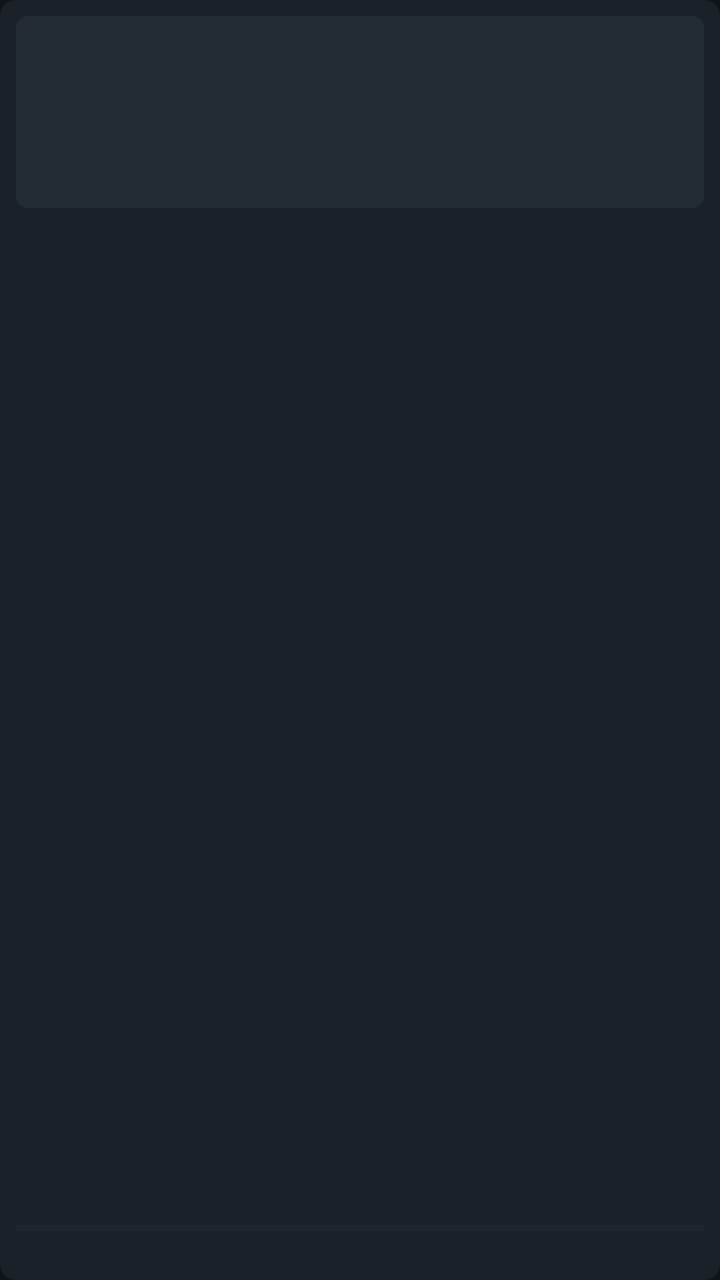
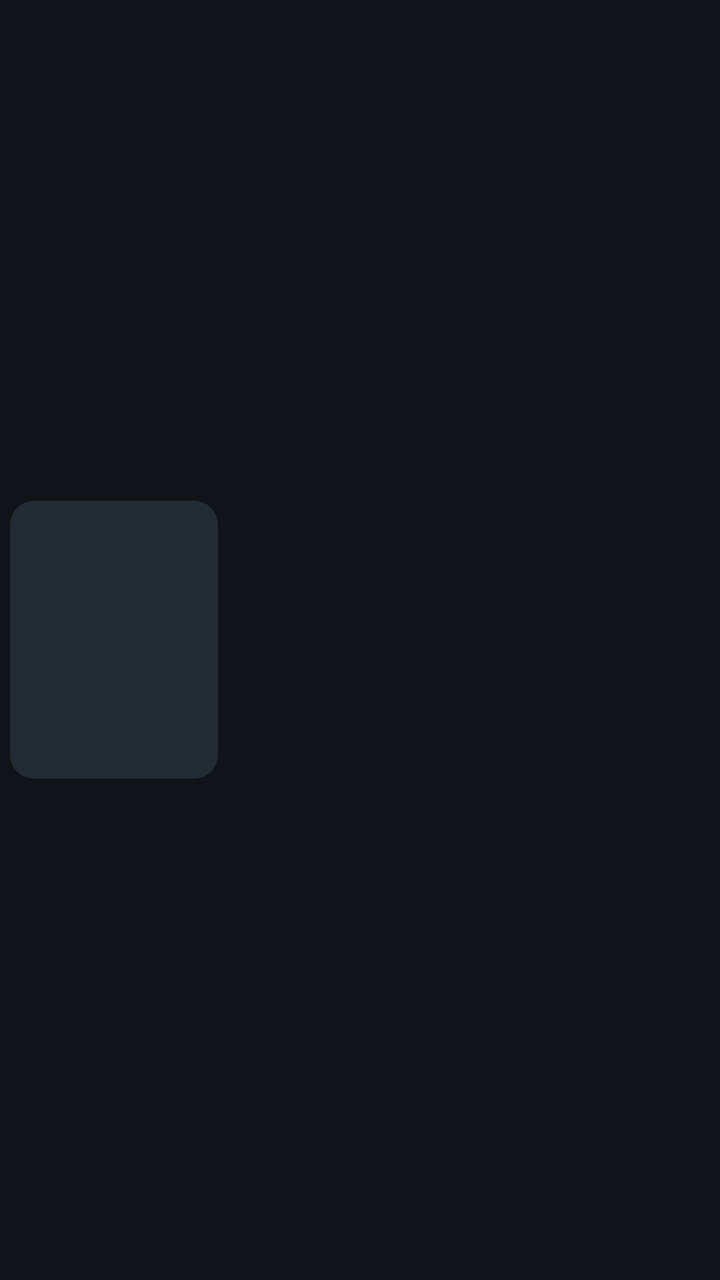

An Android layout rendered at two revisions. The XML below is the earlier revision; the diff shows what the commit changed to produce the second picture.
<!-- AndroidManifest.xml: application theme Theme.PocketReader -->
<!-- res/layout/item_book.xml -->
<?xml version="1.0" encoding="utf-8"?>
<LinearLayout xmlns:android="http://schemas.android.com/apk/res/android"
    android:layout_width="match_parent"
    android:layout_height="176dp"
    android:layout_margin="5dp"
    android:background="@drawable/bg_card_sel"
    android:clickable="true"
    android:focusable="true"
    android:focusableInTouchMode="false"
    android:orientation="vertical"
    android:padding="8dp">

    <FrameLayout
        android:id="@+id/coverBox"
        android:layout_width="match_parent"
        android:layout_height="96dp"
        android:background="@drawable/bg_cover"
        android:clipToOutline="true"
        android:outlineProvider="background">

        <ImageView
            android:id="@+id/ivCover"
            android:layout_width="match_parent"
            android:layout_height="match_parent"
            android:contentDescription="@null"
            android:scaleType="fitCenter" />

        <TextView
            android:id="@+id/tvCoverPlaceholder"
            android:layout_width="match_parent"
            android:layout_height="match_parent"
            android:gravity="center"
            android:maxLines="1"
            android:textColor="#5FFFFFFF"
            android:textSize="34sp"
            android:visibility="gone" />
    </FrameLayout>

    <TextView
        android:id="@+id/tvTitle"
        android:layout_width="match_parent"
        android:layout_height="0dp"
        android:layout_marginTop="6dp"
        android:layout_weight="1"
        android:ellipsize="end"
        android:lineSpacingExtra="1dp"
        android:maxLines="2"
        android:textColor="#E6E1D6"
        android:textSize="12sp" />

    <ProgressBar
        android:id="@+id/pbProgress"
        style="?android:attr/progressBarStyleHorizontal"
        android:layout_width="match_parent"
        android:layout_height="3dp"
        android:layout_marginTop="4dp"
        android:max="1000"
        android:progressBackgroundTint="#2A3038"
        android:progressTint="#D9A441" />

    <TextView
        android:id="@+id/tvMeta"
        android:layout_width="match_parent"
        android:layout_height="wrap_content"
        android:layout_marginTop="3dp"
        android:ellipsize="end"
        android:maxLines="1"
        android:textColor="#7B8590"
        android:textSize="10sp" />
</LinearLayout>
<!-- resources referenced by this layout -->
<resources>
  <!-- drawable bg_card_sel (drawable) -->
  <?xml version="1.0" encoding="utf-8"?>
  <selector xmlns:android="http://schemas.android.com/apk/res/android">
      <item android:state_focused="true">
          <shape android:shape="rectangle">
              <corners android:radius="8dp" />
              <solid android:color="#232A33" />
              <stroke android:width="2dp" android:color="#D9A441" />
          </shape>
      </item>
      <item android:state_pressed="true">
          <shape android:shape="rectangle">
              <corners android:radius="8dp" />
              <solid android:color="#2A323C" />
          </shape>
      </item>
      <item>
          <shape android:shape="rectangle">
              <corners android:radius="8dp" />
              <solid android:color="#1B2129" />
          </shape>
      </item>
  </selector>
  <!-- drawable bg_cover (drawable) -->
  <?xml version="1.0" encoding="utf-8"?>
  <shape xmlns:android="http://schemas.android.com/apk/res/android"
      android:shape="rectangle">
      <corners android:radius="6dp" />
      <solid android:color="#232B35" />
  </shape>
  <style name="Theme.PocketReader" parent="Theme.Material3.Dark.NoActionBar">
          <item name="android:windowBackground">#101317</item>
          <item name="android:statusBarColor">@android:color/transparent</item>
          <item name="android:navigationBarColor">@android:color/transparent</item>
          <item name="android:windowLightStatusBar">false</item>
      </style>
</resources>

<!-- the commit's change to res/layout/item_book.xml (unified diff, before → after) -->
@@ -1,70 +1,83 @@
 <?xml version="1.0" encoding="utf-8"?>
-<LinearLayout xmlns:android="http://schemas.android.com/apk/res/android"
-    android:layout_width="match_parent"
-    android:layout_height="176dp"
-    android:layout_margin="5dp"
-    android:background="@drawable/bg_card_sel"
-    android:clickable="true"
-    android:focusable="true"
-    android:focusableInTouchMode="false"
-    android:orientation="vertical"
-    android:padding="8dp">
+<FrameLayout xmlns:android="http://schemas.android.com/apk/res/android"
+    android:layout_width="wrap_content"
+    android:layout_height="match_parent">
 
     <FrameLayout
-        android:id="@+id/coverBox"
-        android:layout_width="match_parent"
-        android:layout_height="96dp"
-        android:background="@drawable/bg_cover"
-        android:clipToOutline="true"
-        android:outlineProvider="background">
+        android:id="@+id/cardBox"
+        android:layout_width="104dp"
+        android:layout_height="wrap_content"
+        android:layout_gravity="center_vertical"
+        android:layout_marginHorizontal="5dp"
+        android:background="@drawable/bg_card_sel"
+        android:clickable="true"
+        android:focusable="true"
+        android:focusableInTouchMode="false">
 
-        <ImageView
-            android:id="@+id/ivCover"
+        <FrameLayout
+            android:id="@+id/coverBox"
             android:layout_width="match_parent"
-            android:layout_height="match_parent"
-            android:contentDescription="@null"
-            android:scaleType="fitCenter" />
+            android:layout_height="139dp"
+            android:background="@drawable/bg_cover"
+            android:clipToOutline="true"
+            android:outlineProvider="background">
+
+            <ImageView
+                android:id="@+id/ivCover"
+                android:layout_width="match_parent"
+                android:layout_height="match_parent"
+                android:contentDescription="@null"
+                android:scaleType="fitCenter" />
+
+            <TextView
+                android:id="@+id/tvCoverPlaceholder"
+                android:layout_width="match_parent"
+                android:layout_height="match_parent"
+                android:gravity="center"
+                android:maxLines="1"
+                android:textColor="#5FFFFFFF"
+                android:textSize="30sp"
+                android:visibility="gone" />
+
+            <ProgressBar
+                android:id="@+id/pbProgress"
+                style="?android:attr/progressBarStyleHorizontal"
+                android:layout_width="match_parent"
+                android:layout_height="4dp"
+                android:layout_gravity="bottom"
+                android:max="1000"
+                android:progressBackgroundTint="#262B33"
+                android:progressTint="#7C9CFF" />
+        </FrameLayout>
 
         <TextView
-            android:id="@+id/tvCoverPlaceholder"
-            android:layout_width="match_parent"
-            android:layout_height="match_parent"
-            android:gravity="center"
-            android:maxLines="1"
-            android:textColor="#5FFFFFFF"
-            android:textSize="34sp"
+            android:id="@+id/tvBadgeContinue"
+            android:layout_width="wrap_content"
+            android:layout_height="wrap_content"
+            android:layout_gravity="top|start"
+            android:layout_margin="4dp"
+            android:background="@drawable/bg_badge_continue"
+            android:paddingHorizontal="6dp"
+            android:paddingVertical="2dp"
+            android:text="▶ 继续"
+            android:textColor="#221A04"
+            android:textSize="8sp"
+            android:textStyle="bold"
+            android:visibility="gone" />
+
+        <TextView
+            android:id="@+id/tvBadgeDone"
+            android:layout_width="wrap_content"
+            android:layout_height="wrap_content"
+            android:layout_gravity="top|end"
+            android:layout_margin="4dp"
+            android:background="@drawable/bg_badge_done"
+            android:paddingHorizontal="6dp"
+            android:paddingVertical="2dp"
+            android:text="读完"
+            android:textColor="#FFD24A"
+            android:textSize="8sp"
+            android:textStyle="bold"
             android:visibility="gone" />
     </FrameLayout>
-
-    <TextView
-        android:id="@+id/tvTitle"
-        android:layout_width="match_parent"
-        android:layout_height="0dp"
-        android:layout_marginTop="6dp"
-        android:layout_weight="1"
-        android:ellipsize="end"
-        android:lineSpacingExtra="1dp"
-        android:maxLines="2"
-        android:textColor="#E6E1D6"
-        android:textSize="12sp" />
-
-    <ProgressBar
-        android:id="@+id/pbProgress"
-        style="?android:attr/progressBarStyleHorizontal"
-        android:layout_width="match_parent"
-        android:layout_height="3dp"
-        android:layout_marginTop="4dp"
-        android:max="1000"
-        android:progressBackgroundTint="#2A3038"
-        android:progressTint="#D9A441" />
-
-    <TextView
-        android:id="@+id/tvMeta"
-        android:layout_width="match_parent"
-        android:layout_height="wrap_content"
-        android:layout_marginTop="3dp"
-        android:ellipsize="end"
-        android:maxLines="1"
-        android:textColor="#7B8590"
-        android:textSize="10sp" />
-</LinearLayout>
+</FrameLayout>
<!-- resource entries referenced after the edit -->
@@ -1,25 +1,39 @@
 <!-- resources referenced by this layout -->
 <resources>
+  <!-- drawable bg_badge_continue (drawable) -->
+  <?xml version="1.0" encoding="utf-8"?>
+  <shape xmlns:android="http://schemas.android.com/apk/res/android"
+      android:shape="rectangle">
+      <corners android:radius="3dp" />
+      <solid android:color="#FFD24A" />
+  </shape>
+  <!-- drawable bg_badge_done (drawable) -->
+  <?xml version="1.0" encoding="utf-8"?>
+  <shape xmlns:android="http://schemas.android.com/apk/res/android"
+      android:shape="rectangle">
+      <corners android:radius="3dp" />
+      <solid android:color="#CC101116" />
+  </shape>
   <!-- drawable bg_card_sel (drawable) -->
   <?xml version="1.0" encoding="utf-8"?>
   <selector xmlns:android="http://schemas.android.com/apk/res/android">
       <item android:state_focused="true">
           <shape android:shape="rectangle">
-              <corners android:radius="8dp" />
-              <solid android:color="#232A33" />
-              <stroke android:width="2dp" android:color="#D9A441" />
+              <corners android:radius="12dp" />
+              <solid android:color="#1F2127" />
+              <stroke android:width="4dp" android:color="#F2F3F5" />
           </shape>
       </item>
       <item android:state_pressed="true">
           <shape android:shape="rectangle">
-              <corners android:radius="8dp" />
+              <corners android:radius="12dp" />
               <solid android:color="#2A323C" />
           </shape>
       </item>
       <item>
           <shape android:shape="rectangle">
-              <corners android:radius="8dp" />
-              <solid android:color="#1B2129" />
+              <corners android:radius="12dp" />
+              <solid android:color="#1F2127" />
           </shape>
       </item>
   </selector>
@@ -27,7 +41,7 @@
   <?xml version="1.0" encoding="utf-8"?>
   <shape xmlns:android="http://schemas.android.com/apk/res/android"
       android:shape="rectangle">
-      <corners android:radius="6dp" />
+      <corners android:radius="12dp" />
       <solid android:color="#232B35" />
   </shape>
   <style name="Theme.PocketReader" parent="Theme.Material3.Dark.NoActionBar">
